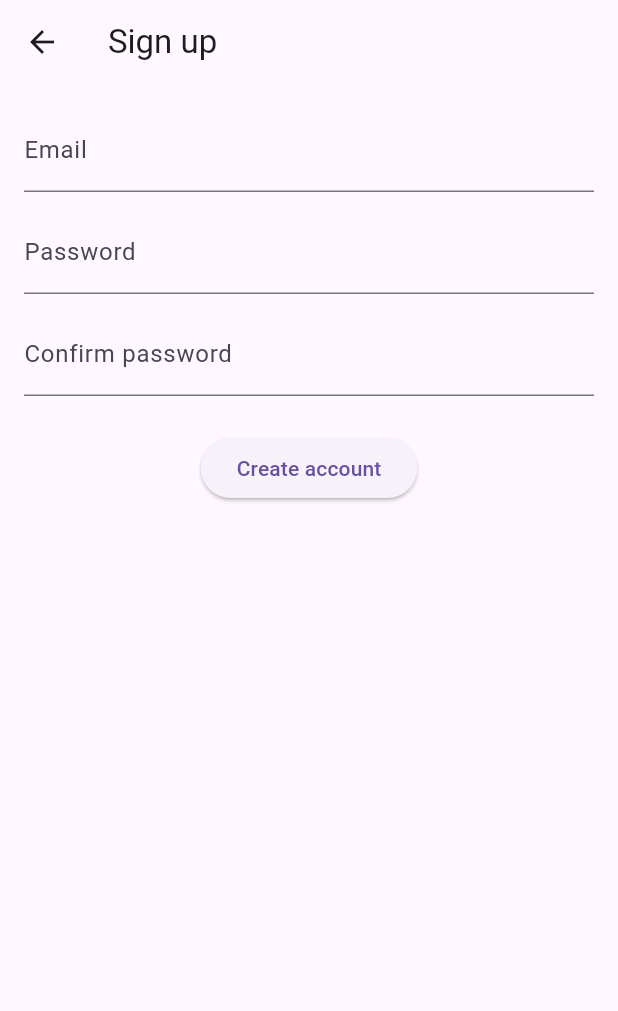
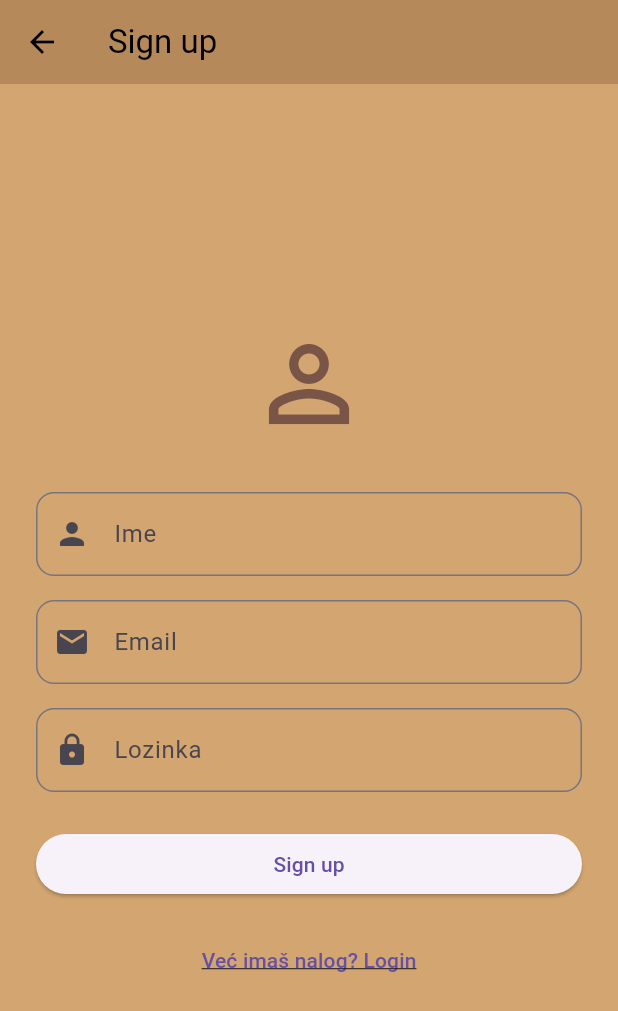
Before and after one commit to tamarabataz/Aplikacija_flutter, a Flutter app: the screen it shows after launch, after a tap on "Nastavi kao gost", after a tap on the "person add" icon, on a phone screen of 412 x 824 dp. Shown: the top 1011 px of the screen. Run offline on Flutter 3.47's test engine with Material 3 defaults, Android fonts, the phone set to English and light mode, and no system bars.

Commit message:
Estetsko uredjivanje osnovnih ekrana

```diff
--- a/lib/main.dart
+++ b/lib/main.dart
@@ -1,6 +1,5 @@
 import 'package:flutter/material.dart';
 import 'screens/auth_screen.dart';
-
 
 void main() {
   runApp(const FilmApp());
@@ -16,8 +15,14 @@ class FilmApp extends StatelessWidget {
   title: 'FilmApp',
   theme: ThemeData(
     primarySwatch: Colors.brown,
+    scaffoldBackgroundColor: const Color.fromARGB(255, 211, 165, 112),
+    appBarTheme: const AppBarTheme(
+    backgroundColor: Color(0xFFB6895A),
+    foregroundColor: Colors.black,
+    elevation: 0,
   ),
-      home:  AuthScreen(),
+  ),
+  home: const AuthScreen(),
 );
   }
 }
--- a/lib/screens/film_list_screen.dart
+++ b/lib/screens/film_list_screen.dart
@@ -61,8 +61,11 @@ class FilmListScreenState extends State<FilmListScreen> {
             .toList();
 
     return Scaffold(
+      backgroundColor: const Color(0xFFD6AE7B), // glavna pozadina
       appBar: AppBar(
         title: const Text('Filmovi'),
+        backgroundColor: const Color(0xFFB6895A), // tamniji header
+        elevation: 0,
         actions: [
           IconButton(
             icon: const Icon(Icons.login),
@@ -86,18 +89,29 @@ class FilmListScreenState extends State<FilmListScreen> {
           ),
         ],
       ),
-
       body: Padding(
         padding: const EdgeInsets.all(12),
         child: Column(
           children: [
-            DropdownButton<String>(
+            // FILTER KATEGORIJA
+            Container(
+              padding: const EdgeInsets.symmetric(horizontal: 12),
+              decoration: BoxDecoration(
+                color: const Color(0xFFB6895A),
+                borderRadius: BorderRadius.circular(12),
+              ),
+              child: DropdownButtonHideUnderline(
+                child: DropdownButton<String>(
                   value: izabranaKategorija,
                   isExpanded: true,
+                  dropdownColor: const Color(0xFFD6AE7B),
                   items: kategorije.map((kat) {
                     return DropdownMenuItem(
                       value: kat,
-                  child: Text(kat),
+                      child: Text(
+                        kat,
+                        style: const TextStyle(fontWeight: FontWeight.w600),
+                      ),
                     );
                   }).toList(),
                   onChanged: (value) {
@@ -106,41 +120,66 @@ class FilmListScreenState extends State<FilmListScreen> {
                     });
                   },
                 ),
+              ),
+            ),
 
-            const SizedBox(height: 12),
+            const SizedBox(height: 16),
 
+            // GRID FILMOVA
             Expanded(
               child: GridView.builder(
                 itemCount: prikazaniFilmovi.length,
                 gridDelegate:
                     const SliverGridDelegateWithFixedCrossAxisCount(
                   crossAxisCount: 3,
-                  crossAxisSpacing: 10,
-                  mainAxisSpacing: 10,
-                  childAspectRatio: 0.55,
+                  crossAxisSpacing: 12,
+                  mainAxisSpacing: 12,
+                  childAspectRatio: 0.58,
                 ),
                 itemBuilder: (context, index) {
                   final film = prikazaniFilmovi[index];
 
-                  return Column(
+                  return Container(
+                    decoration: BoxDecoration(
+                      color: const Color(0xFFE7C59A),
+                      borderRadius: BorderRadius.circular(14),
+                      boxShadow: [
+                        BoxShadow(
+                          color: Colors.black.withOpacity(0.15),
+                          blurRadius: 6,
+                          offset: const Offset(0, 3),
+                        ),
+                      ],
+                    ),
+                    child: Column(
                       crossAxisAlignment: CrossAxisAlignment.start,
                       children: [
                         Expanded(
                           child: ClipRRect(
-                          borderRadius: BorderRadius.circular(12),
+                            borderRadius: const BorderRadius.vertical(
+                              top: Radius.circular(14),
+                            ),
                             child: Image.asset(
                               film['image']!,
+                              width: double.infinity,
                               fit: BoxFit.cover,
                             ),
                           ),
                         ),
-                      const SizedBox(height: 6),
-                      Text(
+                        Padding(
+                          padding: const EdgeInsets.all(6),
+                          child: Text(
                             film['title']!,
-                        style:
-                            const TextStyle(fontWeight: FontWeight.bold),
+                            maxLines: 2,
+                            overflow: TextOverflow.ellipsis,
+                            style: const TextStyle(
+                              fontWeight: FontWeight.bold,
+                              fontSize: 13,
+                            ),
+                          ),
                         ),
                       ],
+                    ),
                   );
                 },
               ),
--- a/lib/screens/login_screen.dart
+++ b/lib/screens/login_screen.dart
@@ -1,5 +1,6 @@
 import 'package:flutter/material.dart';
 import 'signup_screen.dart';
+import 'film_list_screen.dart';
 
 class LoginScreen extends StatelessWidget {
   const LoginScreen({super.key});
@@ -8,14 +9,65 @@ class LoginScreen extends StatelessWidget {
   Widget build(BuildContext context) {
     return Scaffold(
       appBar: AppBar(title: const Text('Login')),
-      body: Center(
+      body: Padding(
+        padding: const EdgeInsets.all(24),
         child: Column(
-          mainAxisSize: MainAxisSize.min,
+          mainAxisAlignment: MainAxisAlignment.center,
           children: [
-            const Text('Login forma'),
+            const Icon(
+              Icons.lock_outline,
+              size: 70,
+              color: Colors.brown,
+            ),
+            const SizedBox(height: 24),
+
+            // Email
+            TextField(
+              decoration: InputDecoration(
+                labelText: 'Email',
+                border: OutlineInputBorder(
+                  borderRadius: BorderRadius.circular(12),
+                ),
+                prefixIcon: const Icon(Icons.email),
+              ),
+            ),
 
             const SizedBox(height: 16),
 
+            // Password
+            TextField(
+              obscureText: true,
+              decoration: InputDecoration(
+                labelText: 'Lozinka',
+                border: OutlineInputBorder(
+                  borderRadius: BorderRadius.circular(12),
+                ),
+                prefixIcon: const Icon(Icons.lock),
+              ),
+            ),
+
+            const SizedBox(height: 24),
+
+            // Login dugme
+            SizedBox(
+              width: double.infinity,
+              child: ElevatedButton(
+                onPressed: () {
+                  // za sada samo ulaz
+                  Navigator.pushReplacement(
+                    context,
+                    MaterialPageRoute(
+                      builder: (_) => const FilmListScreen(),
+                    ),
+                  );
+                },
+                child: const Text('Login'),
+              ),
+            ),
+
+            const SizedBox(height: 16),
+
+            // Sign up link
             TextButton(
               onPressed: () {
                 Navigator.push(
@@ -25,7 +77,7 @@ class LoginScreen extends StatelessWidget {
                   ),
                 );
               },
-              child: const Text('Nemam nalog – Sign up'),
+              child: const Text('Nemam nalog? Sign up'),
             ),
           ],
         ),
--- a/lib/screens/signup_screen.dart
+++ b/lib/screens/signup_screen.dart
@@ -1,4 +1,5 @@
 import 'package:flutter/material.dart';
+import 'login_screen.dart';
 
 class SignupScreen extends StatelessWidget {
   const SignupScreen({super.key});
@@ -6,36 +7,92 @@ class SignupScreen extends StatelessWidget {
   @override
   Widget build(BuildContext context) {
     return Scaffold(
-      appBar: AppBar(title: const Text('Sign up')),
+      appBar: AppBar(
+        title: const Text('Sign up'),
+      ),
       body: Padding(
-        padding: const EdgeInsets.all(16),
+        padding: const EdgeInsets.all(24),
         child: Column(
+          mainAxisAlignment: MainAxisAlignment.center,
           children: [
+            // IKONICA KORISNIKA
+            const Icon(
+              Icons.person_outline,
+              size: 80,
+              color: Colors.brown,
+            ),
+
+            const SizedBox(height: 32),
+
+            // IME
             TextField(
-              decoration: const InputDecoration(
-                labelText: 'Email',
+              decoration: InputDecoration(
+                labelText: 'Ime',
+                border: OutlineInputBorder(
+                  borderRadius: BorderRadius.circular(12),
+                ),
+                prefixIcon: const Icon(Icons.person),
               ),
             ),
-            const SizedBox(height: 12),
+
+            const SizedBox(height: 16),
+
+            // EMAIL
+            TextField(
+              decoration: InputDecoration(
+                labelText: 'Email',
+                border: OutlineInputBorder(
+                  borderRadius: BorderRadius.circular(12),
+                ),
+                prefixIcon: const Icon(Icons.email),
+              ),
+            ),
+
+            const SizedBox(height: 16),
+
+            // LOZINKA
             TextField(
               obscureText: true,
-              decoration: const InputDecoration(
-                labelText: 'Password',
+              decoration: InputDecoration(
+                labelText: 'Lozinka',
+                border: OutlineInputBorder(
+                  borderRadius: BorderRadius.circular(12),
+                ),
+                prefixIcon: const Icon(Icons.lock),
               ),
             ),
-            const SizedBox(height: 12),
-            TextField(
-              obscureText: true,
-              decoration: const InputDecoration(
-                labelText: 'Confirm password',
+
+            const SizedBox(height: 24),
+
+            // SIGN UP DUGME
+            SizedBox(
+              width: double.infinity,
+              child: ElevatedButton(
+                onPressed: () {
+                  // kasnije: logika registracije
+                },
+                child: const Text('Sign up'),
               ),
             ),
-            const SizedBox(height: 24),
-            ElevatedButton(
+
+            const SizedBox(height: 16),
+
+            // LINK KA LOGINU
+            TextButton(
               onPressed: () {
-                // kasnije: logika za registraciju
+                Navigator.push(
+                  context,
+                  MaterialPageRoute(
+                    builder: (_) => const LoginScreen(),
+                  ),
+                );
               },
-              child: const Text('Create account'),
+              child: const Text(
+                'Već imaš nalog? Login',
+                style: TextStyle(
+                  decoration: TextDecoration.underline,
+                ),
+              ),
             ),
           ],
         ),
```
Lines whose indentation alone changed are shown as unchanged.
